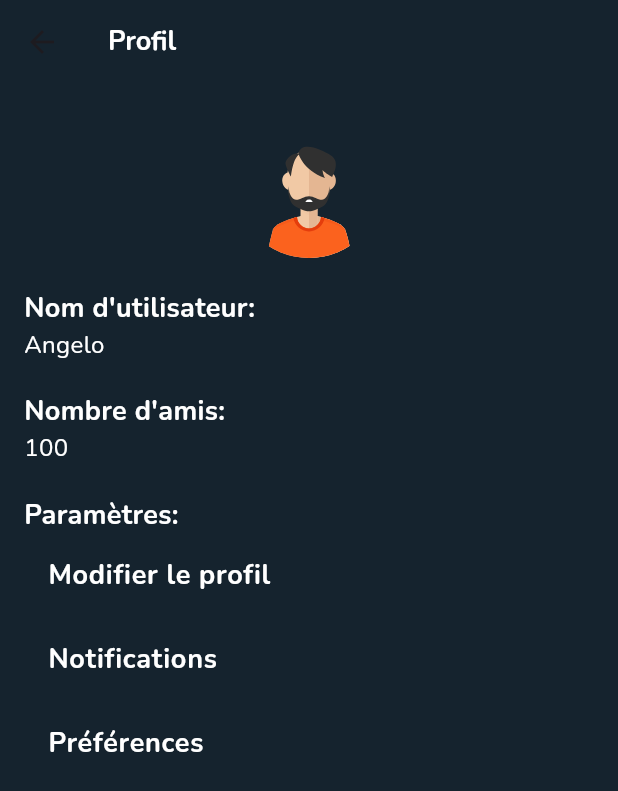
After one commit to ange980/Spoortyyy, a Flutter app: the ProfilePage screen opened by its route, on a phone screen of 412 x 824 dp. The commit adds this screen. Shown: the top 791 px of the screen. Run offline on Flutter 3.47's test engine with Material 3 defaults, Android fonts, the light colour scheme and no system bars; our stand-ins replace dio, equatable, flutter_bloc, flutter_svg, go_router, retrofit; generated files the repository leaves out were written again; network calls fail.

Commit message:
page profil

```diff
--- a/lib/accueil.dart
+++ b/lib/accueil.dart
@@ -1,6 +1,7 @@
 import 'package:flutter/material.dart';
 import 'package:flutter_bloc/flutter_bloc.dart';
 import 'package:flutter_svg/svg.dart';
+import 'package:go_router/go_router.dart';
 import 'package:untitled/bloc/app_bloc.dart';
 import 'package:untitled/comicvine_api.dart';
 import 'package:untitled/Movie/movie_list.dart';
@@ -41,10 +42,17 @@ class Accueil extends StatelessWidget {
                     color: Colors.white,
                   ),
                 ),
-                SvgPicture.asset(
+                InkWell(
+                  onTap: () {
+                    GoRouter.of(context).go('/profil');
+
+                  },
+                child: SvgPicture.asset(
                   'assets/svg/avatar.svg',
                   height: 140,
                 ),
+
+                )
               ],
             ),
             Expanded(child: ListView(
--- a/lib/main.dart
+++ b/lib/main.dart
@@ -1,6 +1,7 @@
 import 'package:flutter/material.dart';
 
 import 'package:go_router/go_router.dart';
+import 'package:untitled/profil.dart';
 import 'Comic/comicDetail.dart';
 import 'Movie/movieDetail.dart';
 import 'Serie/serieDetail.dart';
@@ -42,6 +43,10 @@ final GoRouter _router = GoRouter(
     GoRoute(
       path: '/comics',
       builder: (BuildContext context, GoRouterState state) => ComicsPage(),
+    ),
+    GoRoute(
+      path: '/profil',
+      builder: (BuildContext context, GoRouterState state) => ProfilePage(),
     ),
     GoRoute(
       path: '/comicsDetail/:id',
--- /dev/null
+++ b/lib/profil.dart
@@ -0,0 +1,127 @@
+import 'package:flutter/material.dart';
+import 'package:flutter_svg/flutter_svg.dart';
+import 'package:untitled/main.dart';
+import 'package:go_router/go_router.dart';
+
+class ProfilePage extends StatelessWidget {
+  @override
+  Widget build(BuildContext context) {
+    return Scaffold(
+      backgroundColor: AppColors.screenBackground,
+      appBar: AppBar(
+        backgroundColor: AppColors.screenBackground,
+        title: Text(
+          'Profil',
+          style: TextStyle(
+            fontWeight: FontWeight.bold,
+            fontSize: 18,
+            color: Colors.white,
+          ),
+        ),
+        leading: IconButton(
+          icon: Icon(Icons.arrow_back),
+          onPressed: () {
+            // Utilisez GoRouter pour naviguer à la page d'accueil
+            GoRouter.of(context).go('/');
+          },
+        ),
+      ),
+      body: Padding(
+        padding: EdgeInsets.all(16.0),
+        child: Column(
+          crossAxisAlignment: CrossAxisAlignment.start,
+          children: [
+            Center(
+              child: SvgPicture.asset(
+                'assets/svg/avatar.svg', // Chemin vers votre fichier SVG dans le dossier des actifs
+                width: 100,
+                height: 100,
+              ),
+            ),
+            SizedBox(height: 20),
+            Text(
+              'Nom d\'utilisateur:',
+              style: TextStyle(
+                fontWeight: FontWeight.bold,
+                fontSize: 18,
+                color: Colors.white,
+              ),
+            ),
+            Text(
+              'Angelo', // Remplacez par le nom d'utilisateur de l'utilisateur
+              style: TextStyle(
+                fontSize: 16,
+                color: Colors.white,
+              ),
+            ),
+            SizedBox(height: 20),
+            Text(
+              'Nombre d\'amis:',
+              style: TextStyle(
+                fontWeight: FontWeight.bold,
+                fontSize: 18,
+                color: Colors.white,
+              ),
+            ),
+            Text(
+              '100', // Remplacez par le nombre d'amis de l'utilisateur
+              style: TextStyle(
+                fontSize: 16,
+                color: Colors.white,
+              ),
+            ),
+            SizedBox(height: 20),
+            Text(
+              'Paramètres:',
+              style: TextStyle(
+                fontWeight: FontWeight.bold,
+                fontSize: 18,
+                color: Colors.white,
+              ),
+            ),
+            ListTile(
+              title: Text(
+                'Modifier le profil',
+                style: TextStyle(
+                  fontWeight: FontWeight.bold,
+                  fontSize: 18,
+                  color: Colors.white,
+                ),
+              ),
+              onTap: () {
+                // Action à effectuer lors du clic sur "Modifier le profil"
+              },
+            ),
+            ListTile(
+              title: Text(
+                'Notifications',
+                style: TextStyle(
+                  fontWeight: FontWeight.bold,
+                  fontSize: 18,
+                  color: Colors.white,
+                ),
+              ),
+              onTap: () {
+                // Action à effectuer lors du clic sur "Notifications"
+              },
+            ),
+            ListTile(
+              title: Text(
+                'Préférences',
+                style: TextStyle(
+                  fontWeight: FontWeight.bold,
+                  fontSize: 18,
+                  color: Colors.white,
+                ),
+              ),
+              onTap: () {
+                // Action à effectuer lors du clic sur "Préférences"
+              },
+            ),
+            // Ajoutez d'autres paramètres ici...
+          ],
+        ),
+      ),
+    );
+  }
+}
```
Also changed, not shown: 16 other files.
